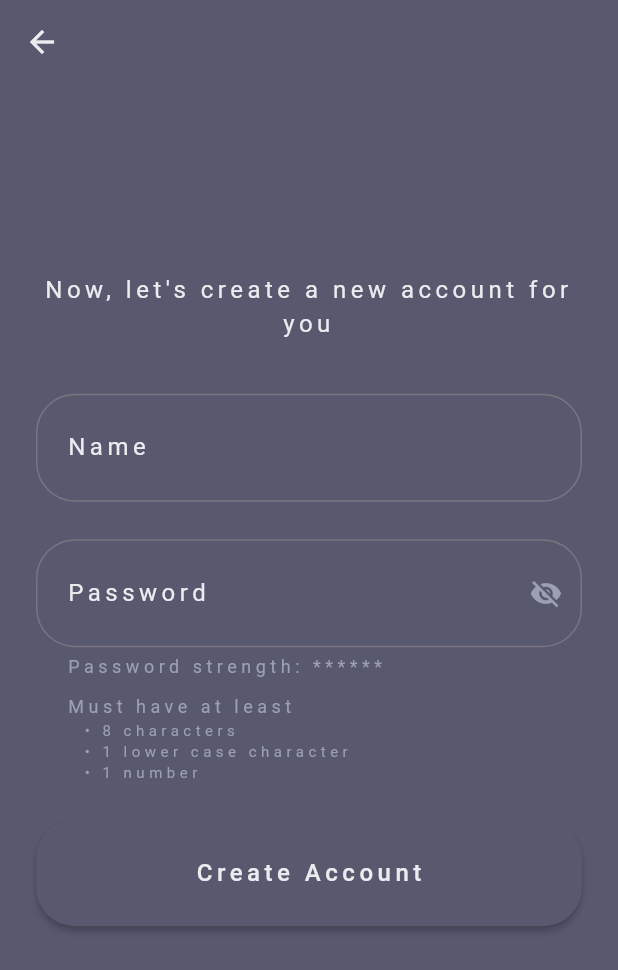
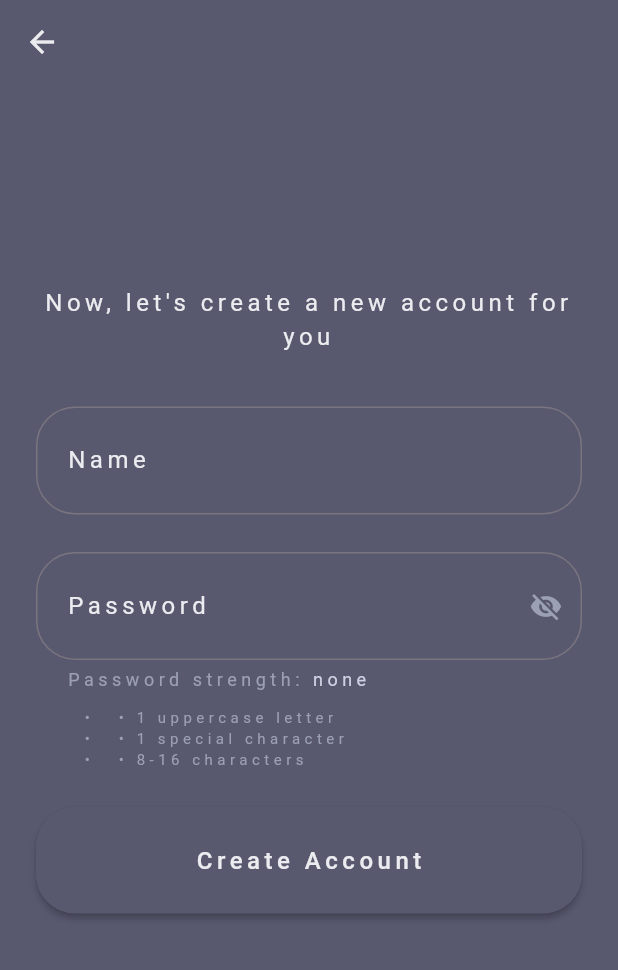
Before and after one commit to devherik/FlutterBasics101, a Flutter app: the AuthPage screen opened by its route, after a tap on "Click here to create an account.", on a phone screen of 412 x 824 dp. Shown: the top 970 px of the screen. Run offline on Flutter 3.47's test engine with Material 3 defaults, Android fonts, the phone set to English and light mode, and no system bars; our stand-ins replace go_router.

Commit message:
password validator ok

```diff
--- a/lib/config/app_globals.dart
+++ b/lib/config/app_globals.dart
@@ -10,6 +10,9 @@ const brightGrey = Color.fromRGBO(235, 236, 239, 1);
 const sombreGrey = Color.fromRGBO(88, 88, 111, 1);
 const naturallyCalm = Color.fromRGBO(207, 209, 2018, 1);
 const majesticMist = Color.fromRGBO(156, 160, 179, 1);
+const green = Color.fromARGB(255, 135, 238, 188);
+const red = Color.fromARGB(255, 226, 141, 141);
+const blue = Color.fromARGB(255, 84, 189, 238);
 
 const scaffoldAssetImage = 'assets/background/basic_background.jpeg';
 
--- a/lib/config/app_router.dart
+++ b/lib/config/app_router.dart
@@ -76,5 +76,5 @@ class AppRouter {
         )
       ],
     ),
-  ], initialLocation: '/home');
+  ], initialLocation: '/home/auth/newaccount');
 }
--- a/lib/controllers/auth_controller.dart
+++ b/lib/controllers/auth_controller.dart
@@ -1,11 +1,56 @@
 import 'package:flutter/material.dart';
+
+import 'package:basic101/config/app_globals.dart' as global;
 
 class AuthController {
   var isLoading$ = ValueNotifier<bool>(false);
-  var title$ = ValueNotifier<String>('Hello, user!');
+  var titleValueNotifTest$ = ValueNotifier<String>('Hello, user!');
   var progressBar$ = ValueNotifier<List<Widget>>([]);
+  var validatorsWidgets = ValueNotifier<List<Widget>>([
+    const Text('  • 1 uppercase letter',
+        style: TextStyle(fontSize: 10, color: global.majesticMist)),
+    const Text('  • 1 special character',
+        style: TextStyle(fontSize: 10, color: global.majesticMist)),
+    const Text('  • 1 number',
+        style: TextStyle(fontSize: 10, color: global.majesticMist)),
+    const Text('  • 8-16 characters',
+        style: TextStyle(fontSize: 10, color: global.majesticMist)),
+  ]);
+  final validatorsText$ = <String>[
+    '  • 1 uppercase letter',
+    '  • 1 special character',
+    '  • 8-16 characters',
+  ];
+  final List<RegExp> _validators = [
+    RegExp(r'[A-Z]'),
+    RegExp(r'[!@#\\$%^&*(),.?":{}|<>]'),
+    RegExp(r'^.{8,32}$'),
+  ];
 
   addWidget(Widget child) => progressBar$.value.add(child);
   updateProgressBar(List<Widget> list) => progressBar$.value = list;
-  setName(String value) => title$.value = value;
+  setName(String value) => titleValueNotifTest$.value = value;
+
+  bool passwordCheckValidators(String value) {
+    var list = <Widget>[];
+    int count = 0;
+    for (var i = 0; i < _validators.length; i++) {
+      if (_validators[i].hasMatch(value)) {
+        list.add(
+          Text('  • ${validatorsText$[i].toString()}',
+              style: const TextStyle(fontSize: 10, color: global.green)),
+        );
+        count++;
+      } else {
+        list.add(Text('  • ${validatorsText$[i].toString()}',
+            style: const TextStyle(fontSize: 10, color: global.majesticMist)));
+      }
+    }
+    validatorsWidgets.value = list;
+    bool isStrong = false;
+    if (count == 3) {
+      isStrong = true;
+    }
+    return isStrong;
+  }
 }
--- a/lib/pages/auth/newaccount_page.dart
+++ b/lib/pages/auth/newaccount_page.dart
@@ -1,7 +1,6 @@
 import 'package:basic101/controllers/auth_controller.dart';
 import 'package:flutter/material.dart';
 import 'package:basic101/config/app_globals.dart' as global;
-import 'package:go_router/go_router.dart';
 
 class NewaccountPage extends StatefulWidget {
   const NewaccountPage({super.key});
@@ -105,7 +104,7 @@ class _NewaccountPageState extends State<NewaccountPage> {
         controller: _passwordTextController,
         onChanged: progressBar(),
         maxLines: 1,
-        maxLength: 8,
+        maxLength: 16,
         keyboardType: TextInputType.visiblePassword,
         textInputAction: TextInputAction.next,
         obscureText: _hidePassword,
@@ -127,11 +126,14 @@ class _NewaccountPageState extends State<NewaccountPage> {
                 ],
               ),
               const SizedBox(height: 10),
-              const Text('Must have at least',
-                  style: TextStyle(fontSize: 12, color: global.majesticMist)),
-              const Text(
-                  '  • 8 characters\n  • 1 lower case character\n  • 1 number',
-                  style: TextStyle(fontSize: 10, color: global.majesticMist)),
+              ValueListenableBuilder(
+                valueListenable: _controller.validatorsWidgets,
+                builder: (context, validators, child) => Column(
+                  mainAxisAlignment: MainAxisAlignment.start,
+                  crossAxisAlignment: CrossAxisAlignment.start,
+                  children: validators,
+                ),
+              ),
             ],
           ),
           contentPadding:
@@ -196,43 +198,49 @@ class _NewaccountPageState extends State<NewaccountPage> {
     var list = <Widget>[];
     switch (_passwordTextController.text.length) {
       case 0:
-        for (var i = 0; i < 6; i++) {
-          list.add(const Text('*',
-              style: TextStyle(fontSize: 12, color: global.majesticMist)));
+        if (_controller
+            .passwordCheckValidators(_passwordTextController.text.trim())) {
+          list.add(const Text('none',
+              style: TextStyle(fontSize: 12, color: global.naturallyCalm)));
+          _controller.updateProgressBar(list);
+        } else {
+          list.add(const Text('none',
+              style: TextStyle(fontSize: 12, color: global.naturallyCalm)));
+          _controller.updateProgressBar(list);
         }
-        _controller.updateProgressBar(list);
-      case < 4:
-        for (var i = 0; i < 2; i++) {
-          list.add(const Text('*',
-              style: TextStyle(fontSize: 12, color: Colors.yellowAccent)));
+      case < 8:
+        if (_controller
+            .passwordCheckValidators(_passwordTextController.text.trim())) {
+          list.add(const Text('invalid',
+              style: TextStyle(fontSize: 12, color: global.red)));
+          _controller.updateProgressBar(list);
+        } else {
+          list.add(const Text('invalid',
+              style: TextStyle(fontSize: 12, color: global.red)));
+          _controller.updateProgressBar(list);
         }
-        for (var i = 0; i < 4; i++) {
-          list.add(const Text('*',
-              style: TextStyle(fontSize: 12, color: global.majesticMist)));
+      case < 12:
+        if (_controller
+            .passwordCheckValidators(_passwordTextController.text.trim())) {
+          list.add(const Text('medium',
+              style: TextStyle(fontSize: 12, color: global.blue)));
+          _controller.updateProgressBar(list);
+        } else {
+          list.add(const Text('invalid',
+              style: TextStyle(fontSize: 12, color: global.red)));
+          _controller.updateProgressBar(list);
         }
-        list.add(const Text(' weak',
-            style: TextStyle(fontSize: 12, color: Colors.yellowAccent)));
-        _controller.updateProgressBar(list);
-      case < 6:
-        for (var i = 0; i < 4; i++) {
-          list.add(const Text('*',
-              style: TextStyle(fontSize: 12, color: Colors.lightGreen)));
+      case > 12:
+        if (_controller
+            .passwordCheckValidators(_passwordTextController.text.trim())) {
+          list.add(const Text('strong',
+              style: TextStyle(fontSize: 12, color: global.green)));
+          _controller.updateProgressBar(list);
+        } else {
+          list.add(const Text('invalid',
+              style: TextStyle(fontSize: 12, color: global.red)));
+          _controller.updateProgressBar(list);
         }
-        for (var i = 0; i < 2; i++) {
-          list.add(const Text('*',
-              style: TextStyle(fontSize: 12, color: global.majesticMist)));
-        }
-        list.add(const Text(' medium',
-            style: TextStyle(fontSize: 12, color: Colors.lightGreen)));
-        _controller.updateProgressBar(list);
-      case > 6:
-        for (var i = 0; i < 6; i++) {
-          list.add(const Text('*',
-              style: TextStyle(fontSize: 12, color: Colors.green)));
-        }
-        list.add(const Text(' strong',
-            style: TextStyle(fontSize: 12, color: Colors.green)));
-        _controller.updateProgressBar(list);
         break;
       default:
     }
```
